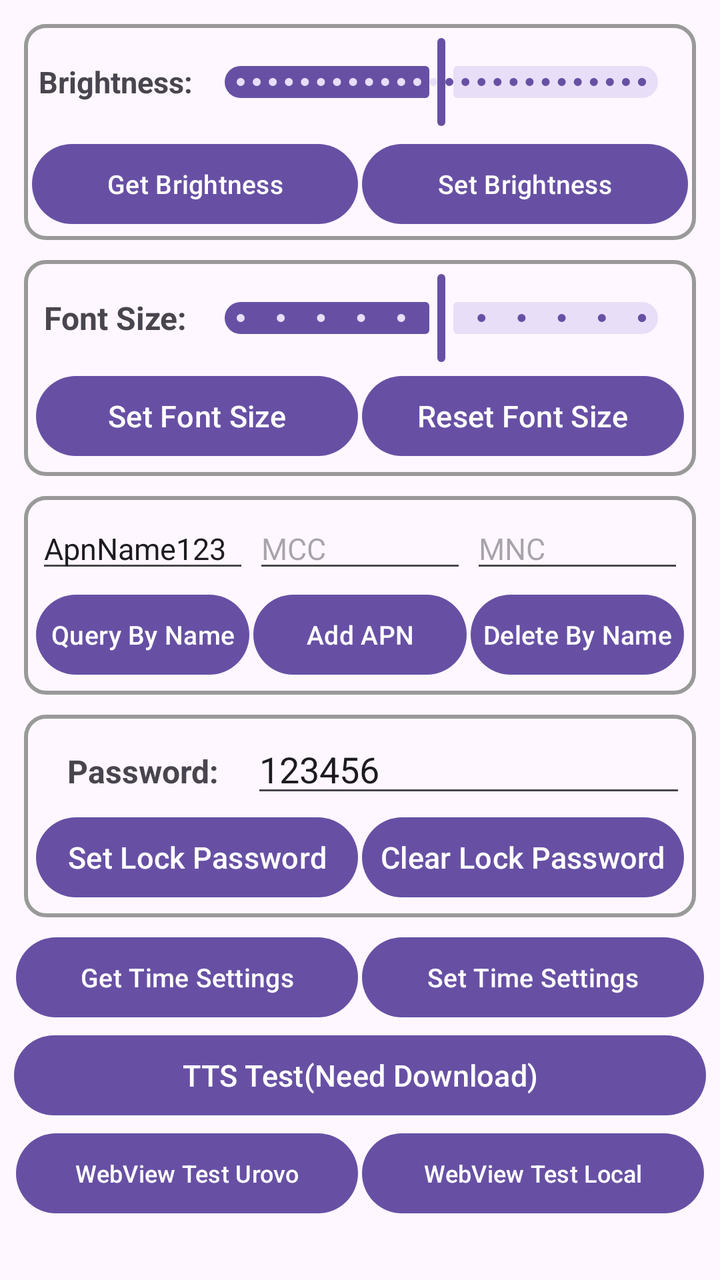
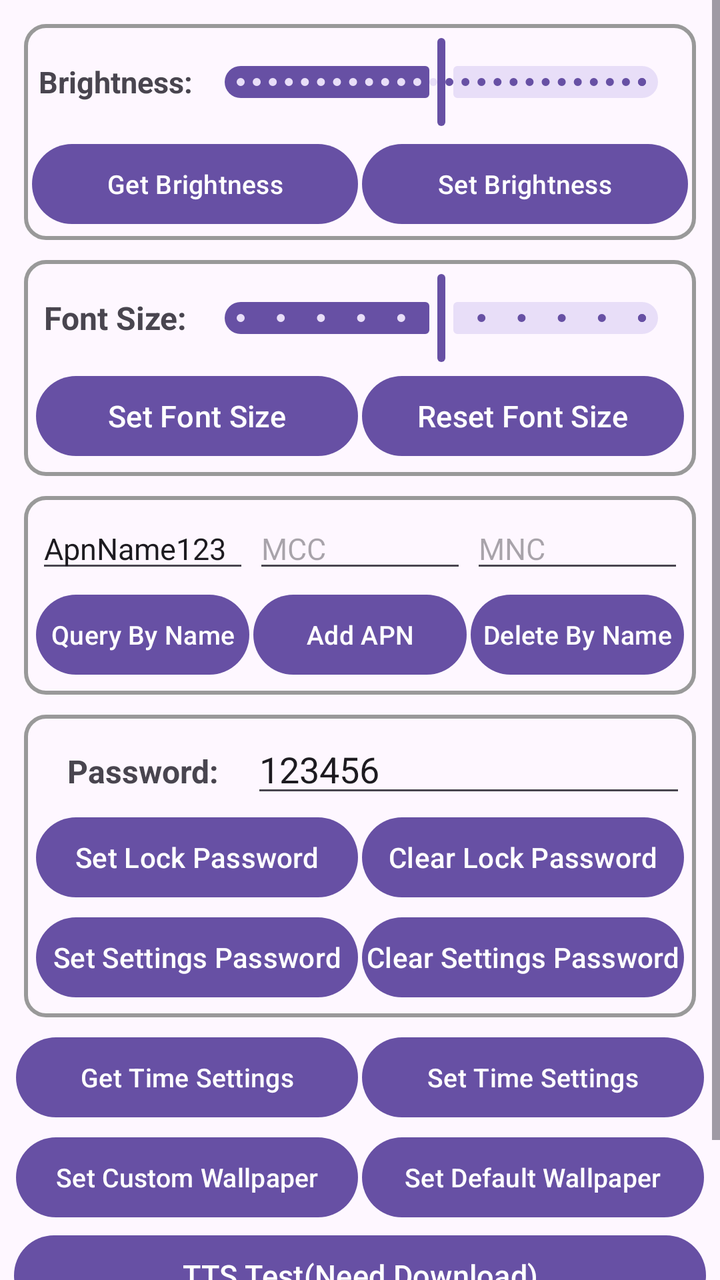

Before-and-after screenshots of an Android layout around one commit, followed by the original layout XML and the change that was made.
<!-- AndroidManifest.xml: application theme Theme.POSGeneralSDKDemo -->
<!-- res/layout/activity_settings.xml -->
<?xml version="1.0" encoding="utf-8"?>
<LinearLayout xmlns:android="http://schemas.android.com/apk/res/android"
    xmlns:app="http://schemas.android.com/apk/res-auto"
    xmlns:tools="http://schemas.android.com/tools"
    android:id="@+id/main"
    android:layout_width="match_parent"
    android:layout_height="match_parent"
    android:orientation="vertical">


    <ScrollView
        android:layout_width="match_parent"
        android:layout_height="match_parent">

        <LinearLayout
            android:layout_width="match_parent"
            android:layout_height="wrap_content"
            android:orientation="vertical"
            android:padding="7dp">

            <LinearLayout
                android:layout_width="match_parent"
                android:layout_height="wrap_content"
                android:orientation="vertical"
                android:background="@drawable/border"
                android:layout_margin="5dp"
                >

                <LinearLayout
                    android:layout_width="match_parent"
                    android:layout_height="wrap_content"
                    android:layout_margin="2dp"
                    android:orientation="horizontal">

                    <TextView
                        android:layout_width="0dp"
                        android:layout_height="match_parent"
                        android:layout_weight="1"
                        android:text="Brightness:"
                        android:textSize="15sp"
                        android:textStyle="bold"
                        android:gravity="center"/>

                    <com.google.android.material.slider.Slider
                        android:id="@+id/sliderBrightness"
                        android:layout_width="0dp"
                        android:layout_height="wrap_content"
                        android:layout_weight="3"
                        android:valueFrom="1"
                        android:valueTo="255"
                        android:value="128"
                        android:stepSize="1"/>

                </LinearLayout>

                <LinearLayout
                    android:layout_width="match_parent"
                    android:layout_height="wrap_content"
                    android:orientation="horizontal">

                    <Button
                        android:id="@+id/btnGetBrightness"
                        android:layout_width="0dp"
                        android:layout_height="wrap_content"
                        android:layout_weight="1"
                        android:text="Get Brightness"
                        android:textSize="13sp"
                        android:layout_margin="1dp"
                        android:padding="0dp"/>

                    <Button
                        android:id="@+id/btnSetBrightness"
                        android:layout_width="0dp"
                        android:layout_height="wrap_content"
                        android:layout_weight="1"
                        android:text="Set Brightness"
                        android:textSize="13sp"
                        android:layout_margin="1dp"
                        android:padding="0dp"/>


                </LinearLayout>

            </LinearLayout>

            <LinearLayout
                android:layout_width="match_parent"
                android:layout_height="wrap_content"
                android:layout_margin="5dp"
                android:padding="5dp"
                android:background="@drawable/border"
                android:orientation="vertical">

                <LinearLayout
                    android:layout_width="match_parent"
                    android:layout_height="wrap_content"
                    android:orientation="horizontal">

                    <TextView
                        android:layout_width="0dp"
                        android:layout_height="match_parent"
                        android:layout_weight="1"
                        android:text="Font Size:"
                        android:textSize="16sp"
                        android:textStyle="bold"
                        android:gravity="center" />

                    <com.google.android.material.slider.Slider
                        android:id="@+id/sliderFontSize"
                        android:layout_width="0dp"
                        android:layout_height="wrap_content"
                        android:layout_weight="3"
                        android:valueFrom="0.5"
                        android:valueTo="1.5"
                        android:value="1"
                        android:stepSize="0.1"/>


                </LinearLayout>


                <LinearLayout
                    android:layout_width="match_parent"
                    android:layout_height="wrap_content"
                    android:orientation="horizontal">

                    <Button
                        android:id="@+id/btnSetFontSize"
                        android:layout_width="0dp"
                        android:layout_height="wrap_content"
                        android:layout_weight="1"
                        android:text="Set Font Size"
                        android:textSize="15sp"
                        android:layout_margin="1dp"
                        android:padding="0dp"/>

                    <Button
                        android:id="@+id/btnResetFontSize"
                        android:layout_width="0dp"
                        android:layout_height="wrap_content"
                        android:layout_weight="1"
                        android:text="Reset Font Size"
                        android:layout_margin="1dp"
                        android:textSize="15sp"
                        android:padding="0dp"/>

                </LinearLayout>

            </LinearLayout>

            <LinearLayout
                android:layout_width="match_parent"
                android:layout_height="wrap_content"
                android:layout_margin="5dp"
                android:padding="5dp"
                android:background="@drawable/border"
                android:orientation="vertical">

                <LinearLayout
                    android:layout_width="match_parent"
                    android:layout_height="wrap_content"
                    android:orientation="horizontal">

                    <EditText
                        android:id="@+id/etApnName"
                        android:layout_width="0dp"
                        android:layout_height="wrap_content"
                        android:layout_weight="2"
                        android:layout_margin="1dp"
                        android:textSize="15sp"
                        android:text="ApnName123"
                        android:hint="APN"/>

                    <EditText
                        android:id="@+id/etMobileCountryCode"
                        android:layout_width="0dp"
                        android:layout_height="wrap_content"
                        android:layout_weight="2"
                        android:layout_margin="1dp"
                        android:textSize="15sp"
                        android:hint="MCC"/>

                    <EditText
                        android:id="@+id/etMobileNetworkCode"
                        android:layout_width="0dp"
                        android:layout_height="wrap_content"
                        android:layout_weight="2"
                        android:layout_margin="1dp"
                        android:textSize="15sp"
                        android:hint="MNC"/>


                </LinearLayout>


                <LinearLayout
                    android:layout_width="match_parent"
                    android:layout_height="wrap_content"
                    android:orientation="horizontal">

                    <Button
                        android:id="@+id/btnQueryApnByName"
                        android:layout_width="0dp"
                        android:layout_height="wrap_content"
                        android:layout_weight="1"
                        android:text="Query By Name"
                        android:textSize="13sp"
                        android:layout_margin="1dp"
                        android:padding="0dp"/>

                    <Button
                        android:id="@+id/btnAddApn"
                        android:layout_width="0dp"
                        android:layout_height="wrap_content"
                        android:layout_weight="1"
                        android:text="Add APN"
                        android:layout_margin="1dp"
                        android:textSize="13sp"
                        android:padding="0dp"/>

                    <Button
                        android:id="@+id/btnDeleteApnByName"
                        android:layout_width="0dp"
                        android:layout_height="wrap_content"
                        android:layout_weight="1"
                        android:text="Delete By Name"
                        android:layout_margin="1dp"
                        android:textSize="13sp"
                        android:padding="0dp"/>

                </LinearLayout>

            </LinearLayout>



            <LinearLayout
                android:layout_width="match_parent"
                android:layout_height="wrap_content"
                android:layout_margin="5dp"
                android:padding="5dp"
                android:background="@drawable/border"
                android:orientation="vertical">

                <LinearLayout
                    android:layout_width="match_parent"
                    android:layout_height="wrap_content"
                    android:orientation="horizontal">

                    <TextView
                        android:layout_width="0dp"
                        android:layout_height="wrap_content"
                        android:layout_weight="1"
                        android:text="Password:"
                        android:textSize="16sp"
                        android:textStyle="bold"
                        android:gravity="center" />

                    <EditText
                        android:id="@+id/etLockPassword"
                        android:layout_width="0dp"
                        android:layout_height="wrap_content"
                        android:layout_weight="2"
                        android:text="123456" />


                </LinearLayout>


                <LinearLayout
                    android:layout_width="match_parent"
                    android:layout_height="wrap_content"
                    android:orientation="horizontal">

                    <Button
                        android:id="@+id/btnSetLockPassword"
                        android:layout_width="0dp"
                        android:layout_height="wrap_content"
                        android:layout_weight="1"
                        android:text="Set Lock Password"
                        android:textSize="15sp"
                        android:layout_margin="1dp"
                        android:padding="0dp"/>

                    <Button
                        android:id="@+id/btnClearLockPassword"
                        android:layout_width="0dp"
                        android:layout_height="wrap_content"
                        android:layout_weight="1"
                        android:text="Clear Lock Password"
                        android:layout_margin="1dp"
                        android:textSize="15sp"
                        android:padding="0dp"/>

                </LinearLayout>
                
            </LinearLayout>

            <LinearLayout
                android:layout_width="match_parent"
                android:layout_height="wrap_content"
                android:orientation="horizontal">

                <Button
                    android:id="@+id/btnGetTimeSettings"
                    android:layout_width="0dp"
                    android:layout_height="wrap_content"
                    android:layout_weight="1"
                    android:text="Get Time Settings"
                    android:textSize="13sp"
                    android:layout_margin="1dp"
                    android:padding="0dp"/>

                <Button
                    android:id="@+id/btnSetTimeSettings"
                    android:layout_width="0dp"
                    android:layout_height="wrap_content"
                    android:layout_weight="1"
                    android:text="Set Time Settings"
                    android:textSize="13sp"
                    android:layout_margin="1dp"
                    android:padding="0dp"/>


            </LinearLayout>

            <Button
                android:id="@+id/btnTtsTest"
                android:layout_width="match_parent"
                android:layout_height="wrap_content"
                android:textSize="15sp"
                android:text="TTS Test(Need Download)"/>

            <LinearLayout
                android:layout_width="match_parent"
                android:layout_height="wrap_content"
                android:orientation="horizontal">

                <Button
                    android:id="@+id/btnWebViewTestUrovo"
                    android:layout_width="0dp"
                    android:layout_height="wrap_content"
                    android:layout_weight="1"
                    android:text="WebView Test Urovo"
                    android:textSize="12sp"
                    android:layout_margin="1dp"
                    android:padding="0dp"/>

                <Button
                    android:id="@+id/btnWebViewTestLocal"
                    android:layout_width="0dp"
                    android:layout_height="wrap_content"
                    android:layout_weight="1"
                    android:text="WebView Test Local"
                    android:textSize="12sp"
                    android:layout_margin="1dp"
                    android:padding="0dp"/>


            </LinearLayout>


        </LinearLayout>
        
    </ScrollView>

</LinearLayout>
<!-- resources referenced by this layout -->
<resources>
  <!-- drawable border (drawable) -->
  <?xml version="1.0" encoding="utf-8"?>
  <shape xmlns:android="http://schemas.android.com/apk/res/android">
  
      <stroke android:width="2dp" android:color="#999999"/>
      <padding android:bottom="3dp" android:left="3dp" android:right="3dp" android:top="3dp"/>
      <corners android:radius="10dp"/>
  
  </shape>
  <style name="Theme.POSGeneralSDKDemo" parent="Base.Theme.POSGeneralSDKDemo" />
  <style name="Base.Theme.POSGeneralSDKDemo" parent="Theme.Material3.DayNight.NoActionBar">
          
          
      </style>
</resources>

<!-- the commit's change to res/layout/activity_settings.xml (unified diff, before → after) -->
@@ -257,7 +257,7 @@
                         android:gravity="center" />
 
                     <EditText
-                        android:id="@+id/etLockPassword"
+                        android:id="@+id/etPassword"
                         android:layout_width="0dp"
                         android:layout_height="wrap_content"
                         android:layout_weight="2"
@@ -278,7 +278,6 @@
                         android:layout_height="wrap_content"
                         android:layout_weight="1"
                         android:text="Set Lock Password"
-                        android:textSize="15sp"
                         android:layout_margin="1dp"
                         android:padding="0dp"/>
 
@@ -289,7 +288,31 @@
                         android:layout_weight="1"
                         android:text="Clear Lock Password"
                         android:layout_margin="1dp"
-                        android:textSize="15sp"
+                        android:padding="0dp"/>
+
+                </LinearLayout>
+
+                <LinearLayout
+                    android:layout_width="match_parent"
+                    android:layout_height="wrap_content"
+                    android:orientation="horizontal">
+
+                    <Button
+                        android:id="@+id/btnSetSettingsPassword"
+                        android:layout_width="0dp"
+                        android:layout_height="wrap_content"
+                        android:layout_weight="1"
+                        android:text="Set Settings Password"
+                        android:layout_margin="1dp"
+                        android:padding="0dp"/>
+
+                    <Button
+                        android:id="@+id/btnClearSettingsPassword"
+                        android:layout_width="0dp"
+                        android:layout_height="wrap_content"
+                        android:layout_weight="1"
+                        android:text="Clear Settings Password"
+                        android:layout_margin="1dp"
                         android:padding="0dp"/>
 
                 </LinearLayout>
@@ -321,6 +344,32 @@
                     android:layout_margin="1dp"
                     android:padding="0dp"/>
 
+            </LinearLayout>
+
+            <LinearLayout
+                android:layout_width="match_parent"
+                android:layout_height="wrap_content"
+                android:orientation="horizontal">
+
+                <Button
+                    android:id="@+id/btnSetCustomWallpaper"
+                    android:layout_width="0dp"
+                    android:layout_height="wrap_content"
+                    android:layout_weight="1"
+                    android:text="Set Custom Wallpaper"
+                    android:textSize="13sp"
+                    android:layout_margin="1dp"
+                    android:padding="0dp"/>
+
+                <Button
+                    android:id="@+id/btnSetDefaultWallpaper"
+                    android:layout_width="0dp"
+                    android:layout_height="wrap_content"
+                    android:layout_weight="1"
+                    android:text="Set Default Wallpaper"
+                    android:textSize="13sp"
+                    android:layout_margin="1dp"
+                    android:padding="0dp"/>
 
             </LinearLayout>
 
